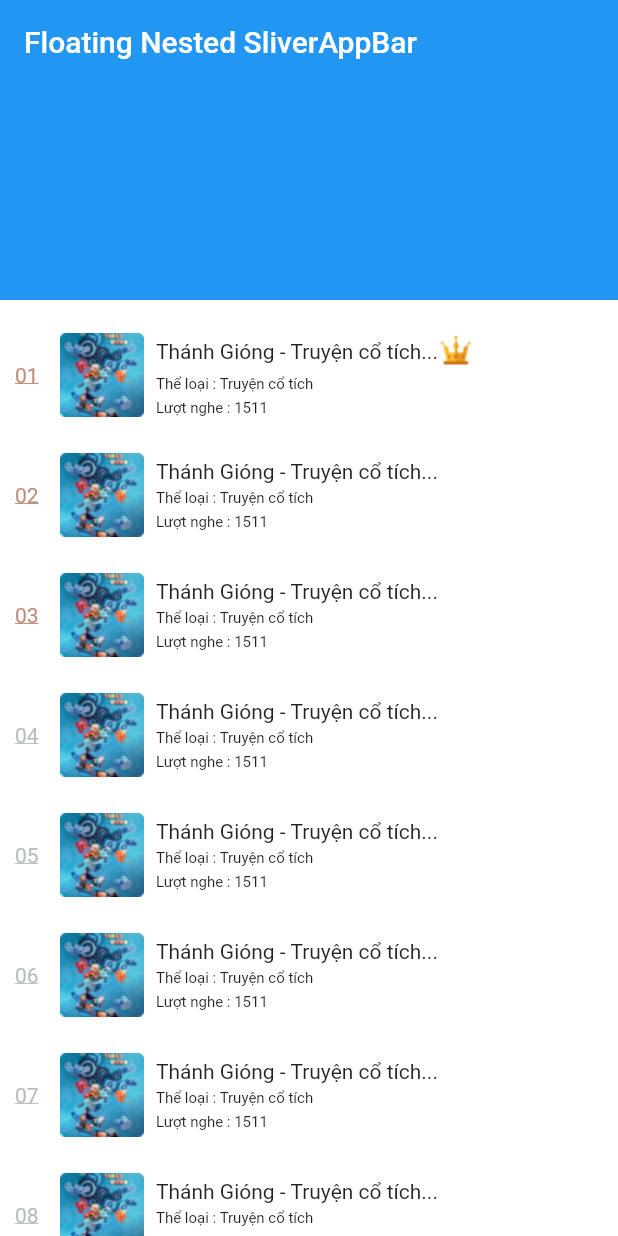
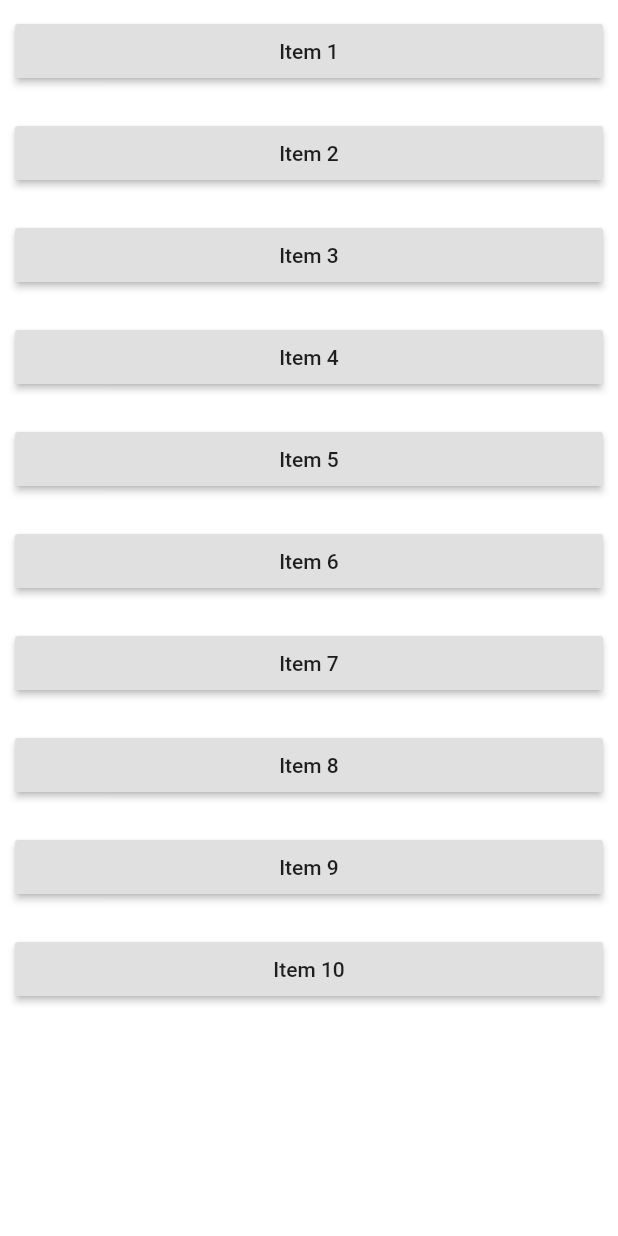
Before and after one commit to nguyenquanvp1992/FlutterTraining, a Flutter app: the screen it shows after launch, on a phone screen of 412 x 824 dp. Run offline on Flutter 3.47's test engine with Material 2 defaults, Android fonts, the phone set to English and light mode, and no system bars.

```diff
--- a/lib/home.dart
+++ b/lib/home.dart
@@ -1,4 +1,6 @@
 import 'package:flutter/material.dart';
+
+import 'package:flutter_app1/Detail.dart';
 
 void main() {
   runApp(HomePage());
@@ -13,6 +15,9 @@ class HomePage extends StatelessWidget {
         primarySwatch: Colors.blue,
       ),
       home: HomePageStatefull(),
+      routes: <String, WidgetBuilder> {
+        Detail.route : (BuildContext context) => Detail()
+      },
     );
   }
 }
@@ -24,61 +29,50 @@ class HomePageStatefull extends StatefulWidget {
   }
 }
 
+final List<Person> datas = List<Person>.generate(
+    10, (index) => Person(id: index, name: "Item ${index + 1}"));
+
 class HomePageState extends State<HomePageStatefull> {
+
   @override
   Widget build(BuildContext context) {
     return Scaffold(
-      backgroundColor: Colors.white,
-      body: NestedScrollView(
-        headerSliverBuilder: (BuildContext context, bool innerBoxIsScrolled) {
-          return <Widget>[
-            SliverAppBar(
-              title: const Text('Floating Nested SliverAppBar'),
-              floating: false,
-              expandedHeight: 200.0,
-              forceElevated: innerBoxIsScrolled,
-            ),
-          ];
-        },
+        backgroundColor: Colors.white,
         body: ListView.builder(
-          padding: const EdgeInsets.all(10.0),
-          itemCount: 20,
+          itemCount: datas.length,
           itemBuilder: (BuildContext context, int index) {
             return Container(
-                height: 80.0,
-                child: Row(
-                  children: [
-                    SizedBox(
-                      width: 30.0,
-                      child: Text(
-                          index <= 8 ? "0${index + 1} " : "${index + 1}",
-                          style: TextStyle(
-                              color: index <= 2
-                                  ? Color(0xffBF8877)
-                                  : Color(0xffB5BEB7),
-                              decoration: TextDecoration.underline)),
-                    ),
-                    Image.asset("images/ic_avatar.png", fit: BoxFit.fill,),
-                    SizedBox(width: 8.0,),
-                    Column(
-                      crossAxisAlignment: CrossAxisAlignment.start,
-                      mainAxisAlignment: MainAxisAlignment.center,
-                      children: [
-                        Row(
-                          children: [
-                            Text("Thánh Gióng - Truyện cổ tích...", style: TextStyle(fontSize: 14.0)),
-                            if (index == 0) Image.asset("images/ic_vip.png")
-                          ],
-                        ),
-                        Container(margin: EdgeInsets.only(top: 4), child: Text("Thể loại : Truyện cổ tích", style: TextStyle(fontSize: 10.0)),),
-                        Container(margin: EdgeInsets.only(top: 4), child: Text("Lượt nghe : 1511", style: TextStyle(fontSize: 10.0),),)
-                      ],
-                    ),
-                  ],
-                ));
+              margin: EdgeInsets.all(10.0),
+              child: RaisedButton(
+                onPressed: () => {
+                  if ( index % 2 == 0) {
+                    Navigator.push(context, MaterialPageRoute(builder: (context) => Detail()))
+                  } else {
+                    navigatorDisplayDetail(index)
+                  }
+                },
+                child: Text(datas[index].name),
+              ),
+            );
           },
-        ),
-      ),
-    );
+        ));
+  }
+
+  navigatorDisplayDetail(int index) async {
+    final delete = await Navigator.pushNamed(context, Detail.route);
+
+    if (delete) {
+      datas.removeAt(index);
+      setState(() {
+
+      });
+    }
   }
 }
+
+class Person {
+  String name = "";
+  int id = 0;
+
+  Person({this.id, this.name});
+}
--- a/lib/login.dart
+++ b/lib/login.dart
@@ -14,7 +14,7 @@ class MyApp extends StatelessWidget {
       theme: ThemeData(
         primarySwatch: Colors.blue,
       ),
-      home: MyHomePage(title: 'Nguyen Quan'),
+      home: HomePage(),
     );
   }
 }
```
Also changed, not shown: lib/Detail.dart (added, +39 -0 lines).
